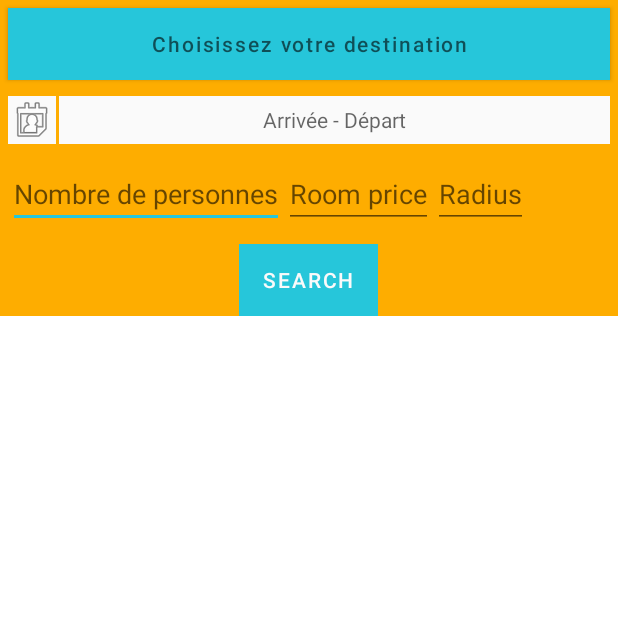
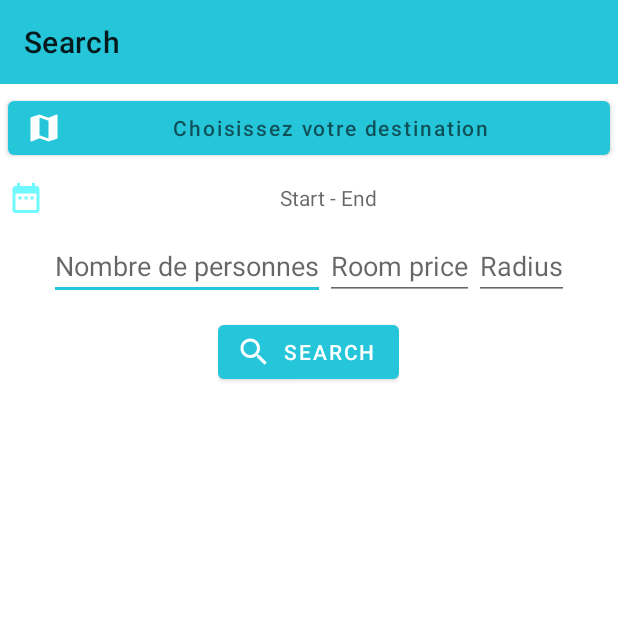
Before and after one commit to CharafLachachi/VoyageonsEnsemble-1, an Android app: the SearchActivity screen opened directly, with no data from a screen before it, after a tap on "SEARCH", on a phone screen of 412 x 824 dp, the top half of it. Run offline under Robolectric (Android 15) with nearby library versions, the phone set to English and light mode, and no system bars; our stand-ins replace Picasso, Volley; libraries missing offline, so code that uses them is left out: com.auth0.android, com.borax12.materialdaterangepicker; network calls fail; pictures from the network do not load; 3 statements that could not run were skipped.

Commit message:
update search design and add some features

```diff
--- a/app/src/main/AndroidManifest.xml
+++ b/app/src/main/AndroidManifest.xml
@@ -51,7 +51,7 @@
             android:name=".activities.SearchActivity"
             android:label="@string/title_activity_scrolling"
             android:parentActivityName="android.support.v7.app.AppCompatActivity"
-            android:theme="@style/AppTheme.NoActionBar">
+            android:theme="@style/AppTheme.NoActionBar" >
             <meta-data
                 android:name="android.support.PARENT_ACTIVITY"
                 android:value="android.support.v7.app.AppCompatActivity" />
--- a/app/src/main/java/com/example/thamazgha/voyageonsensemble/activities/SearchActivity.java
+++ b/app/src/main/java/com/example/thamazgha/voyageonsensemble/activities/SearchActivity.java
@@ -3,6 +3,7 @@ package com.example.thamazgha.voyageonsensemble.activities;
 
 import android.content.Intent;
 import android.content.SharedPreferences;
+import android.graphics.Color;
 import android.os.Bundle;
 import android.support.v7.app.AppCompatActivity;
 import android.support.v7.widget.LinearLayoutManager;
@@ -16,10 +17,13 @@ import android.widget.ImageView;
 import android.widget.TextView;
 import android.widget.Toast;
 
+import com.android.volley.AuthFailureError;
 import com.android.volley.Request;
 import com.android.volley.Response;
 import com.android.volley.VolleyError;
 import com.android.volley.toolbox.JsonArrayRequest;
+import com.android.volley.toolbox.JsonObjectRequest;
+import com.android.volley.toolbox.StringRequest;
 import com.borax12.materialdaterangepicker.date.DatePickerDialog;
 import com.borax12.materialdaterangepicker.time.RadialPickerLayout;
 import com.borax12.materialdaterangepicker.time.TimePickerDialog;
@@ -28,6 +32,7 @@ import com.example.thamazgha.voyageonsensemble.adapters.SearchResultsAdapter;
 import com.example.thamazgha.voyageonsensemble.services.SearchService;
 import com.example.thamazgha.voyageonsensemble.tools.SearchResultItem;
 import com.example.thamazgha.voyageonsensemble.volley.QueueSingleton;
+import com.google.gson.JsonArray;
 
 import org.json.JSONArray;
 import org.json.JSONException;
@@ -36,8 +41,10 @@ import org.json.JSONObject;
 import java.text.DateFormat;
 import java.text.ParseException;
 import java.text.SimpleDateFormat;
+import java.time.ZonedDateTime;
 import java.util.ArrayList;
 import java.util.Calendar;
+import java.util.Locale;
 import java.util.TimeZone;
 
 public class SearchActivity extends AppCompatActivity implements
@@ -107,6 +114,8 @@ public class SearchActivity extends AppCompatActivity implements
                         now.get(Calendar.MONTH),
                         now.get(Calendar.DAY_OF_MONTH)
                 );
+                dpd.setThemeDark(true);
+                dpd.setAccentColor(Color.WHITE);
                 dpd.setAutoHighlight(mAutoHighlight);
                 dpd.show(getFragmentManager(), "Datepickerdialog");
 
@@ -146,8 +155,10 @@ public class SearchActivity extends AppCompatActivity implements
         String date = "You picked the following date: From- " + dayOfMonth + "/" + (++monthOfYear) + "/" + year + " To " + dayOfMonthEnd + "/" + (++monthOfYearEnd) + "/" + yearEnd;
         dateTextView.setText(date);
 
-        date1 = dayOfMonth + "/" + (++monthOfYear) + "/" + year;
-        date2 = dayOfMonthEnd + "/" + (++monthOfYearEnd) + "/" + yearEnd;
+        //ZonedDateTime zdt = ZonedDateTime.of(year,monthOfYear,dayOfMonth,0,0,0,0,TimeZone.getDefault().toZoneId());
+
+        date1 = year  + "-" + (++monthOfYear) + "-" + dayOfMonth;
+        date2 =yearEnd  + "-" + (++monthOfYearEnd) + "-" + dayOfMonthEnd;
 
     }
 
@@ -164,34 +175,41 @@ public class SearchActivity extends AppCompatActivity implements
 
 
     public void contactApi() {
-        JSONObject json = new JSONObject();
-        JSONObject city = new JSONObject();
+       final JSONObject json = new JSONObject();
+
         try {
-            json.put("city", getLocalStorage("cityName"));
-            json.put("checkIn", formateDate(date1));
-            json.put("checkOut", formateDate(date2));
+            //create city json
+            // create cities array
+            JSONArray jsonarray = new JSONArray();
+            jsonarray.put(getLocalStorage("cityName"));
+            // put cities array in request json
+            json.put("cities",jsonarray);
+            json.put("chekInDate", date1+"T22:00:00.000Z");
+            json.put("checkOutDate", date2+"T22:00:00.000Z");
             json.put("radius",radius.getText());
             json.put("nbPers",pers.getText());
-            json.put("roomPrice",price.getText());
+            json.put("price",price.getText());
         } catch (JSONException e) {
             e.printStackTrace();
         }
 
         Toast.makeText(SearchActivity.this, json.toString(), Toast.LENGTH_LONG).show();
 
-        JSONArray jsonarray = new JSONArray();
-        jsonarray.put(json);
+
 
 
         //TODO ajouter json au jsonarray
 
-        JsonArrayRequest jsonArrayRequest = new JsonArrayRequest(Request.Method.POST, urlsearch,
-                jsonarray, new Response.Listener<JSONArray>() {
+        StringRequest stringRequest = new StringRequest(Request.Method.POST, urlsearch,
+                 new Response.Listener<String>() {
 
             @Override
-            public void onResponse(JSONArray response) {
-                Log.d("response", response.toString());
+            public void onResponse(String respon) {
+
+
                 try {
+                    Log.d("response", respon);
+                    JSONArray response = new JSONArray(respon);
                     for (int i = 0; i < response.length(); i++) {
 
                         Log.e("responnnse",response.toString());
@@ -201,11 +219,11 @@ public class SearchActivity extends AppCompatActivity implements
                         String chekInDate = search_result.getString("chekInDate");
                         String city = search_result.getString("city");
                         String hotelName = search_result.getString("hotelName");
+                        String picture_url = search_result.getString("picture");
+                        JSONObject weather = search_result.getJSONObject("weather");
+                        String img_url = weather.getString("icon");
 
-                        JSONObject weather = search_result.getJSONObject("weather");
-                        String img_url = "http://openweathermap.org/img/w/" + weather.getString("icon") + ".png";
-
-                        mSearchResultsList.add(new SearchResultItem(img_url, roomPrice, checkOutDate, chekInDate, city, hotelName));
+                        mSearchResultsList.add(new SearchResultItem(img_url, roomPrice, checkOutDate, chekInDate, city, hotelName,picture_url));
                         mSearchResultsAdapter.notifyDataSetChanged();
                     }
 
@@ -219,23 +237,31 @@ public class SearchActivity extends AppCompatActivity implements
                 // Toast.makeText(DashboardActivity.this, error.toString(), Toast.LENGTH_SHORT).show();
                 error.printStackTrace();
             }
-        }
-        );
-        QueueSingleton.getInstance(this).addToRequestQueue(jsonArrayRequest);
+        }){
+            @Override
+            public byte[] getBody() throws AuthFailureError {
+                return json.toString().getBytes();
+            }
+
+            @Override
+            public String getBodyContentType() {
+                return "application/json";
+            }
+        };
+        QueueSingleton.getInstance(this).addToRequestQueue(stringRequest);
 
     }
 
     private String formateDate(String date) {
-        TimeZone tz = TimeZone.getTimeZone("UTC");
-        DateFormat df = new SimpleDateFormat("yyyy-MM-dd'T'HH:mm:ss'Z'");
-        df.setTimeZone(tz);
-        DateFormat formatter = new SimpleDateFormat("MM/dd/yy");
+        DateFormat df = new SimpleDateFormat("yyyy-MM-dd'T'HH:mm:ss'Z'", Locale.FRANCE);
+        DateFormat formatter = new SimpleDateFormat("yy/MM/dd");
         String s = "";
         try {
             s = df.format(formatter.parse(date));
         } catch (ParseException e) {
             e.printStackTrace();
         }
+        Log.e("Date",s);
         return s;
     }
 
--- a/app/src/main/java/com/example/thamazgha/voyageonsensemble/services/SearchService.java
+++ b/app/src/main/java/com/example/thamazgha/voyageonsensemble/services/SearchService.java
@@ -71,7 +71,7 @@ public class SearchService {
                         JSONObject weather = search_result.getJSONObject("weather");
                         String img_url = "http://openweathermap.org/img/w/" + weather.getString("icon") + ".png";
 
-                        searchResultsList.add(new SearchResultItem(img_url, roomPrice, checkOutDate, chekInDate, city, hotelName));
+                    //    searchResultsList.add(new SearchResultItem(img_url, roomPrice, checkOutDate, chekInDate, city, hotelName));
                     }
 
                 } catch (JSONException e) {
--- /dev/null
+++ b/app/src/main/res/drawable/ic_map_black_24dp.xml
@@ -0,0 +1,5 @@
+<vector android:height="24dp" android:tint="@color/primary"
+    android:viewportHeight="24.0" android:viewportWidth="24.0"
+    android:width="24dp" xmlns:android="http://schemas.android.com/apk/res/android">
+    <path android:fillColor="#FF000000" android:pathData="M20.5,3l-0.16,0.03L15,5.1 9,3 3.36,4.9c-0.21,0.07 -0.36,0.25 -0.36,0.48V20.5c0,0.28 0.22,0.5 0.5,0.5l0.16,-0.03L9,18.9l6,2.1 5.64,-1.9c0.21,-0.07 0.36,-0.25 0.36,-0.48V3.5c0,-0.28 -0.22,-0.5 -0.5,-0.5zM15,19l-6,-2.11V5l6,2.11V19z"/>
+</vector>
--- /dev/null
+++ b/app/src/main/res/drawable/ic_person_add_black_24dp.xml
@@ -0,0 +1,5 @@
+<vector android:height="24dp" android:tint="#E6C229"
+    android:viewportHeight="24.0" android:viewportWidth="24.0"
+    android:width="24dp" xmlns:android="http://schemas.android.com/apk/res/android">
+    <path android:fillColor="#FF000000" android:pathData="M15,12c2.21,0 4,-1.79 4,-4s-1.79,-4 -4,-4 -4,1.79 -4,4 1.79,4 4,4zM6,10L6,7L4,7v3L1,10v2h3v3h2v-3h3v-2L6,10zM15,14c-2.67,0 -8,1.34 -8,4v2h16v-2c0,-2.66 -5.33,-4 -8,-4z"/>
+</vector>
--- a/app/src/main/res/layout/activity_main.xml
+++ b/app/src/main/res/layout/activity_main.xml
@@ -7,8 +7,6 @@
     android:orientation="vertical"
     tools:context=".activities.MainActivity"
     style="@style/AppTheme">
-
-
    <android.support.v7.widget.Toolbar
         android:id="@+id/toolbar"
         android:layout_width="match_parent"
--- a/app/src/main/res/layout/activity_register.xml
+++ b/app/src/main/res/layout/activity_register.xml
@@ -12,6 +12,7 @@
     android:paddingTop="@dimen/activity_vertical_margin"
     tools:context=".activities.RegisterActivity"
     android:layout_gravity="center"
+    style="@style/AppTheme"
     >
 
     <!-- Login progress -->
--- a/app/src/main/res/layout/activity_search.xml
+++ b/app/src/main/res/layout/activity_search.xml
@@ -5,21 +5,23 @@
     xmlns:tools="http://schemas.android.com/tools"
     android:layout_width="match_parent"
     android:layout_height="match_parent"
-    tools:context=".activities.SearchActivity">
+    tools:context=".activities.SearchActivity"
+    style="@style/AppTheme.NoActionBar">
 
     <android.support.v7.widget.Toolbar
         android:id="@+id/toolbar_search"
         android:layout_width="match_parent"
         android:layout_height="wrap_content"
-        android:background="@color/yellowButton"
-        android:minHeight="?attr/actionBarSize" />
-
+        android:minHeight="?attr/actionBarSize"
+        style="@style/AppTheme"
+        android:background="@color/primary"/>
 
     <RelativeLayout
         android:id="@+id/search_bar"
         android:layout_width="match_parent"
         android:layout_height="wrap_content"
-        android:background="@color/colorSearchBackground">
+        app:layout_constraintTop_toBottomOf="@+id/toolbar_search"
+        >
 
 
 
@@ -28,8 +30,9 @@
             android:layout_width="match_parent"
             android:layout_height="wrap_content"
             android:layout_margin="5dp"
-            android:background="@color/graylight"
-            android:hint="Choisissez votre destination" />
+            style="@style/Widget.MaterialComponents.Button.Icon"
+            android:hint="Choisissez votre destination"
+            app:icon="@drawable/ic_map_black_24dp"/>
 
         <LinearLayout
             android:id="@+id/dateLayout"
@@ -37,33 +40,36 @@
             android:layout_height="wrap_content"
             android:layout_below="@+id/destination"
             android:layout_margin="5dp"
-            android:orientation="horizontal">
+            android:orientation="horizontal"
+            android:layout_gravity="center"
+            >
 
             <ImageView
                 android:id="@+id/dateButton"
                 android:layout_width="wrap_content"
                 android:layout_height="match_parent"
                 android:layout_marginRight="2dp"
-                android:background="@color/graylight"
-                app:srcCompat="@android:drawable/ic_menu_my_calendar" />
+                android:src="@drawable/ic_date_range_black_24dp"/>
 
             <TextView
                 android:id="@+id/date_range"
                 android:layout_width="match_parent"
                 android:layout_height="match_parent"
                 android:layout_toRightOf="@+id/dateButton"
-                android:background="@color/graylight"
                 android:gravity="center"
-                android:hint="Arrivée - Départ" />
+                android:textColor="@color/colorText"
+                android:hint="Start - End" />
         </LinearLayout>
 
         <LinearLayout
             android:id="@+id/rest"
-            android:layout_width="wrap_content"
+            android:layout_width="match_parent"
             android:layout_height="wrap_content"
             android:orientation="horizontal"
             android:padding="5dp"
-            android:layout_below="@+id/dateLayout">
+            android:layout_below="@+id/dateLayout"
+            android:layout_gravity="center"
+            android:gravity="center">
 
             <EditText
                 android:id="@+id/pers"
@@ -76,15 +82,15 @@
                 android:id="@+id/price"
                 android:layout_width="wrap_content"
                 android:layout_height="wrap_content"
-                android:layout_weight="1"
                 android:inputType="number"
                 android:hint="Room price"
                 />
 
             <EditText
                 android:id="@+id/radius"
+                android:layout_height="wrap_content"
                 android:layout_width="wrap_content"
-                android:layout_height="wrap_content"
+                android:layout_gravity="center"
                 android:inputType="number"
                 android:hint="Radius"
                 />
@@ -103,14 +109,14 @@
                 android:layout_width="wrap_content"
                 android:layout_height="wrap_content"
                 android:layout_gravity="center"
-                android:background="@color/colorSearchBtn"
                 android:text="Search"
-                android:textColor="@color/graylight" />
+                style="@style/Widget.MaterialComponents.Button.Icon"
+                app:icon="@drawable/ic_search" />
         </LinearLayout>
     </RelativeLayout>
 
     <LinearLayout
-        android:layout_width="wrap_content"
+        android:layout_width="match_parent"
         android:layout_height="wrap_content"
         android:background="@color/graylight"
         android:gravity="bottom"
@@ -121,7 +127,6 @@
             android:id="@+id/my_recycler_view"
             android:layout_width="match_parent"
             android:layout_height="match_parent"
-            android:background="@android:color/darker_gray"
             android:scrollbars="vertical" />
 
 
--- a/app/src/main/res/values/colors.xml
+++ b/app/src/main/res/values/colors.xml
@@ -6,14 +6,13 @@
     <color name="primary_text">#000000</color>
 
     <color name="accent">#26c6da</color>
+
     <color name="secondary_text">#757575</color>
     <color name="icons">#FFFFFF</color>
     <color name="divider">#BDBDBD</color>
 
     <color name="colorSearchBtn">#011eff</color>
     <color name="colorSearchBackground">#fead00</color>
-
-
 
     <color name="loginbackgroundcolor">#E43F3F</color>
     <color name="colorButton">#E30425</color>
--- a/app/src/main/res/values/styles.xml
+++ b/app/src/main/res/values/styles.xml
@@ -1,15 +1,14 @@
 <resources>
 
     <!-- Base application theme. -->
-    <style name="AppTheme" parent="Theme.MaterialComponents.Light">
+    <style name="AppTheme" parent="Theme.MaterialComponents.Light.Bridge">
         <item name="colorPrimary">@color/primary</item>
         <item name="colorPrimaryDark">@color/primary_dark</item>
         <item name="colorAccent">@color/accent</item>
-        <item name="android:statusBarColor">@color/primary_dark</item>
     </style>
 
 
-    <style name="AppTheme.NoActionBar">
+    <style name="AppTheme.NoActionBar" parent="AppTheme">
         <item name="windowActionBar">false</item>
         <item name="windowNoTitle">true</item>
     </style>
```
Also changed, not shown: app/src/main/java/com/example/thamazgha/voyageonsensemble/activities/MainActivity.java (+5 -4 lines), app/src/main/java/com/example/thamazgha/voyageonsensemble/adapters/CustomAdapter.java (+49 -2 lines), app/src/main/java/com/example/thamazgha/voyageonsensemble/adapters/SearchResultsAdapter.java (+24 -2 lines), app/src/main/java/com/example/thamazgha/voyageonsensemble/tools/SearchResultItem.java (+10 -2 lines), app/src/main/res/layout/item_search_result.xml (+73 -43 lines), app/src/main/res/layout/my_item_view.xml (+3 -5 lines).
